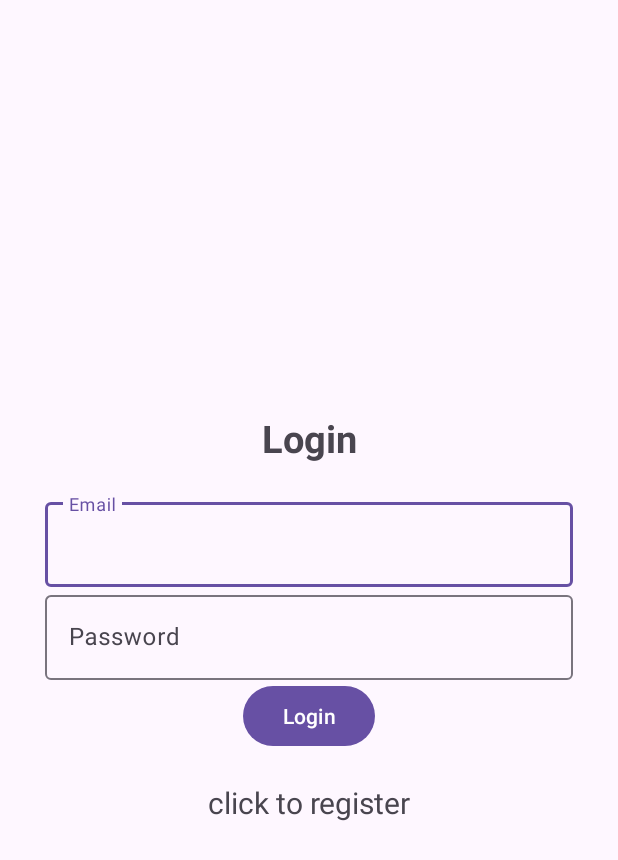
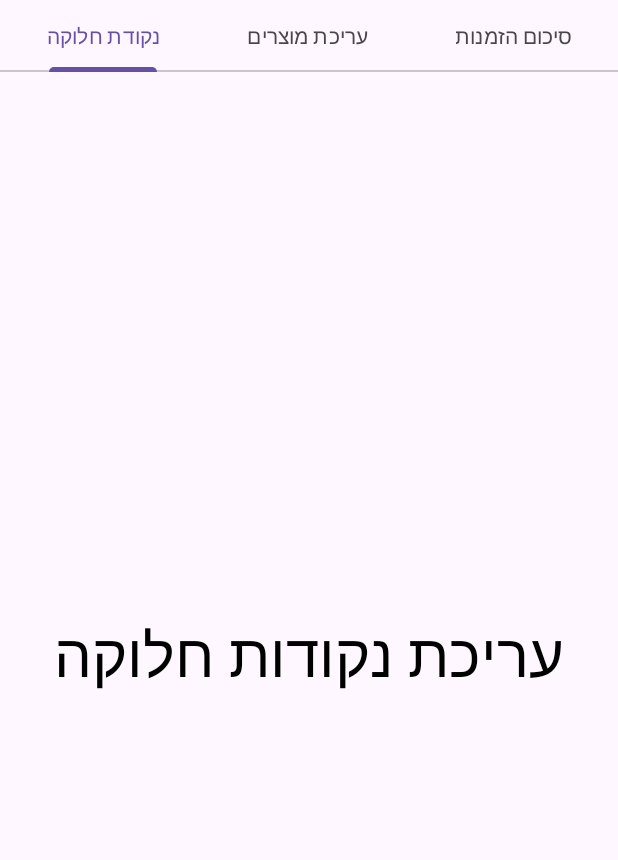
Before and after one commit to ErgaDN/Together, an Android app: the screen it shows after launch (Login before the commit, Agricultural after it), on a phone screen of 412 x 824 dp. Shown: the top 860 px of the screen. Run offline under Robolectric (Android 15) with nearby library versions, the phone set to English and light mode, and no system bars.

Commit message:
change the agricultural view for tabs

```diff
--- a/app/src/main/java/com/example/together/Agricultural.java
+++ b/app/src/main/java/com/example/together/Agricultural.java
@@ -1,56 +1,33 @@
 package com.example.together;
 
-import androidx.annotation.NonNull;
 import androidx.appcompat.app.AppCompatActivity;
+import androidx.fragment.app.FragmentPagerAdapter;
+import androidx.viewpager.widget.ViewPager;
 
-import android.content.Intent;
 import android.os.Bundle;
-import android.text.TextUtils;
-import android.view.View;
-import android.widget.Button;
-import android.widget.Toast;
-
-import com.google.android.gms.tasks.OnCompleteListener;
-import com.google.android.gms.tasks.Task;
-import com.google.firebase.auth.AuthResult;
+import com.google.android.material.tabs.TabLayout;
 
 public class Agricultural extends AppCompatActivity {
-    Button btn_editing_products, btn_distribution_center, btn_order_summary;
-
+    private TabLayout tabLayout;
+    private ViewPager viewPager;
     @Override
     protected void onCreate(Bundle savedInstanceState) {
         super.onCreate(savedInstanceState);
         setContentView(R.layout.activity_agricultural);
-        btn_editing_products = findViewById(R.id.btn_editing_products);
-        btn_distribution_center = findViewById(R.id.btn_distribution_center);
-        btn_order_summary = findViewById(R.id.btn_order_summary);
 
-        btn_editing_products.setOnClickListener(new View.OnClickListener() {
-            @Override
-            public void onClick (View view) {
-                Intent intent = new Intent(getApplicationContext(), EditingProducts.class);
-                startActivity(intent);
-                finish();
-            }
-        });
+        tabLayout = findViewById(R.id.tablayout);
+        viewPager = findViewById(R.id.viewpager);
 
-        btn_distribution_center.setOnClickListener(new View.OnClickListener() {
-            @Override
-            public void onClick (View view) {
-                Intent intent = new Intent(getApplicationContext(), DistributionCenter.class);
-                startActivity(intent);
-                finish();
-            }
-        });
+        tabLayout.setupWithViewPager(viewPager);
 
-        btn_order_summary.setOnClickListener(new View.OnClickListener() {
-            @Override
-            public void onClick (View view) {
-                Intent intent = new Intent(getApplicationContext(), OrderSummary.class);
-                startActivity(intent);
-                finish();
-            }
-        });
+        VPAdapter vpAdapter = new VPAdapter(getSupportFragmentManager(), FragmentPagerAdapter.BEHAVIOR_RESUME_ONLY_CURRENT_FRAGMENT);
+        vpAdapter.addFragment(new distribution_center(), "נקודת חלוקה");
+        vpAdapter.addFragment(new editing_products(), "עריכת מוצרים");
+        vpAdapter.addFragment(new order_summary(), "סיכום הזמנות");
+
+        viewPager.setAdapter(vpAdapter);
+
+
 
     }
 }
--- a/app/src/main/java/com/example/together/Login.java
+++ b/app/src/main/java/com/example/together/Login.java
@@ -83,6 +83,7 @@ public class Login extends AppCompatActivity {
                                 progressBar.setVisibility(View.GONE);
                                 if (task.isSuccessful()) {
                                     Toast.makeText(getApplicationContext(), "Login Successful", Toast.LENGTH_SHORT).show();
+                                    //TODO: chage it to main_activity
                                     Intent intent = new Intent(getApplicationContext(), MainActivity.class);
                                     startActivity(intent);
                                     finish();
--- /dev/null
+++ b/app/src/main/java/com/example/together/VPAdapter.java
@@ -0,0 +1,41 @@
+package com.example.together;
+
+import androidx.annotation.NonNull;
+import androidx.annotation.Nullable;
+import androidx.fragment.app.Fragment;
+import androidx.fragment.app.FragmentManager;
+import androidx.fragment.app.FragmentPagerAdapter;
+
+import java.util.ArrayList;
+
+public class VPAdapter extends FragmentPagerAdapter {
+    private final ArrayList<Fragment> fragmentArrayList = new ArrayList<>();
+    private final ArrayList<String> fragmentTitle = new ArrayList<>();
+
+    public VPAdapter(@NonNull FragmentManager fm, int behavior) {
+        super(fm, behavior);
+    }
+
+    @NonNull
+    @Override
+    public Fragment getItem(int position) {
+        return fragmentArrayList.get(position);
+    }
+
+    @Override
+    public int getCount() {
+        return fragmentArrayList.size();
+    }
+
+    public void addFragment(Fragment fragment, String title){
+        fragmentArrayList.add(fragment);
+        fragmentTitle.add(title);
+    }
+
+    @Nullable
+    @Override
+    public CharSequence getPageTitle(int position) {
+        return fragmentTitle.get(position);
+    }
+
+}
--- /dev/null
+++ b/app/src/main/java/com/example/together/distribution_center.java
@@ -0,0 +1,21 @@
+package com.example.together;
+
+import android.os.Bundle;
+
+import androidx.fragment.app.Fragment;
+
+import android.view.LayoutInflater;
+import android.view.View;
+import android.view.ViewGroup;
+
+public class distribution_center extends Fragment {
+
+
+
+    @Override
+    public View onCreateView(LayoutInflater inflater, ViewGroup container,
+                             Bundle savedInstanceState) {
+        // Inflate the layout for this fragment
+        return inflater.inflate(R.layout.fragment_distribution_center, container, false);
+    }
+}
--- /dev/null
+++ b/app/src/main/java/com/example/together/editing_products.java
@@ -0,0 +1,20 @@
+package com.example.together;
+
+import android.os.Bundle;
+
+import androidx.fragment.app.Fragment;
+
+import android.view.LayoutInflater;
+import android.view.View;
+import android.view.ViewGroup;
+
+
+public class editing_products extends Fragment {
+
+    @Override
+    public View onCreateView(LayoutInflater inflater, ViewGroup container,
+                             Bundle savedInstanceState) {
+        // Inflate the layout for this fragment
+        return inflater.inflate(R.layout.fragment_editing_products, container, false);
+    }
+}
--- /dev/null
+++ b/app/src/main/java/com/example/together/order_summary.java
@@ -0,0 +1,20 @@
+package com.example.together;
+
+import android.os.Bundle;
+
+import androidx.fragment.app.Fragment;
+
+import android.view.LayoutInflater;
+import android.view.View;
+import android.view.ViewGroup;
+
+public class order_summary extends Fragment {
+
+
+    @Override
+    public View onCreateView(LayoutInflater inflater, ViewGroup container,
+                             Bundle savedInstanceState) {
+        // Inflate the layout for this fragment
+        return inflater.inflate(R.layout.fragment_order_summary, container, false);
+    }
+}
--- a/app/src/main/res/layout/activity_agricultural.xml
+++ b/app/src/main/res/layout/activity_agricultural.xml
@@ -1,44 +1,52 @@
 <?xml version="1.0" encoding="utf-8"?>
-<LinearLayout xmlns:android="http://schemas.android.com/apk/res/android"
+<androidx.constraintlayout.widget.ConstraintLayout xmlns:android="http://schemas.android.com/apk/res/android"
     xmlns:app="http://schemas.android.com/apk/res-auto"
     xmlns:tools="http://schemas.android.com/tools"
     android:layout_width="match_parent"
     android:layout_height="match_parent"
-    tools:context=".Agricultural"
-    android:orientation="vertical"
-    android:gravity="center"
-    >
+    tools:context=".Agricultural">
 
-    <ImageButton
-        android:id="@+id/searchImageButton"
-        android:layout_width="42dp"
-        android:layout_height="40dp"
+    <com.google.android.material.tabs.TabLayout
+        android:id="@+id/tablayout"
+        android:layout_width="match_parent"
+        android:layout_height="wrap_content"
+        app:layout_constraintTop_toTopOf="parent"
+        tools:layout_editor_absoluteX="182dp">
 
-        android:layout_marginStart="0sp"
-        android:layout_marginTop="0sp"
-        android:layout_marginEnd="160sp"
-        android:layout_marginBottom="500dp"
+        <com.google.android.material.tabs.TabItem
+            android:id="@+id/btn_editing_products"
+            android:layout_width="match_parent"
+            android:layout_height="wrap_content"
+            android:text="@string/editing_products"
+            tools:layout_editor_absoluteX="12dp"
+            tools:layout_editor_absoluteY="59dp" />
 
-        android:src="@android:drawable/ic_dialog_info" />
+        <com.google.android.material.tabs.TabItem
+            android:id="@+id/btn_distribution_center"
+            android:layout_width="match_parent"
+            android:layout_height="wrap_content"
+            android:text="@string/distribution_center"
+            tools:layout_editor_absoluteX="141dp"
+            tools:layout_editor_absoluteY="54dp" />
 
-    <Button
-        android:id="@+id/btn_editing_products"
-        android:layout_width="200dp"
+        <com.google.android.material.tabs.TabItem
+            android:id="@+id/btn_order_summary"
+            android:layout_width="match_parent"
+            android:layout_height="wrap_content"
+            android:text="@string/order_summary"
+            tools:layout_editor_absoluteX="285dp"
+            tools:layout_editor_absoluteY="130dp" />
+    </com.google.android.material.tabs.TabLayout>
+
+    <androidx.viewpager.widget.ViewPager
+        android:id="@+id/viewpager"
+        android:layout_width="match_parent"
         android:layout_height="wrap_content"
-        android:text="@string/editing_products" />
+        app:layout_constraintBottom_toBottomOf = "parent"
+        app:layout_constraintEnd_toEndOf = "parent"
+        app:layout_constraintHorizontal_bias = "0.5"
+        app:layout_constraintStart_toStartOf = "parent"
+        app:layout_constraintTop_toBottomOf="@+id/tablayout"
+        />
 
-    <Button
-        android:layout_marginTop="20dp"
-        android:id="@+id/btn_distribution_center"
-        android:text="@string/distribution_center"
-        android:layout_width="200dp"
-        android:layout_height="wrap_content" />
-
-    <Button
-        android:layout_marginTop="20dp"
-        android:id="@+id/btn_order_summary"
-        android:text="@string/order_summary"
-        android:layout_width="200dp"
-        android:layout_height="wrap_content" />
-
-</LinearLayout>
+</androidx.constraintlayout.widget.ConstraintLayout>
--- a/app/src/main/res/layout/activity_main.xml
+++ b/app/src/main/res/layout/activity_main.xml
@@ -19,4 +19,10 @@
         android:layout_width="wrap_content"
         android:layout_height="wrap_content"/>
 
+    <Button
+        android:text="@string/agricultural"
+        android:id="@+id/agricultural"
+        android:layout_width="wrap_content"
+        android:layout_height="wrap_content"/>
+
 </LinearLayout>
--- /dev/null
+++ b/app/src/main/res/layout/fragment_distribution_center.xml
@@ -0,0 +1,19 @@
+<?xml version="1.0" encoding="utf-8"?>
+<FrameLayout xmlns:android="http://schemas.android.com/apk/res/android"
+    xmlns:tools="http://schemas.android.com/tools"
+    android:layout_width="match_parent"
+    android:layout_height="match_parent"
+    tools:context=".distribution_center">
+
+    <!-- TODO: Update blank fragment layout -->
+    <TextView
+        android:layout_width="match_parent"
+        android:layout_height="match_parent"
+        android:text="@string/distribution_center"
+        android:gravity="center"
+        android:textColor="@color/black"
+        android:textSize="40sp"
+        />
+
+
+</FrameLayout>
--- a/app/src/main/res/values/strings.xml
+++ b/app/src/main/res/values/strings.xml
@@ -14,5 +14,7 @@
     <string name="distribution_center">עריכת נקודות חלוקה</string>
     <string name="order_summary">סיכום הזמנות</string>
     <string name="adding_products">הוספת מוצר חדש</string>
-
+    <string name="agricultural">agricultural</string>
+    <!-- TODO: Remove or change this placeholder text -->
+    <string name="hello_blank_fragment">Hello blank fragment</string>
 </resources>
```
Also changed, not shown: app/src/main/AndroidManifest.xml (+16 -8 lines), app/src/main/java/com/example/together/MainActivity.java (+11 -0 lines), app/src/main/res/layout/fragment_editing_products.xml (added, +17 -0 lines), app/src/main/res/layout/fragment_order_summary.xml (added, +17 -0 lines).
